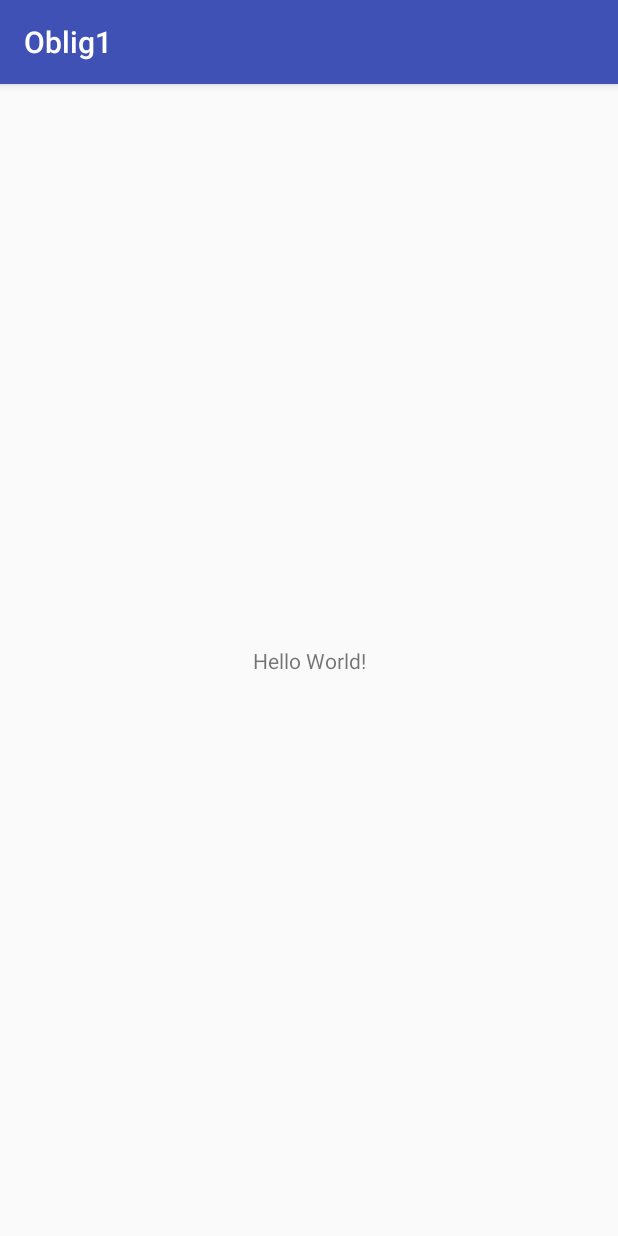
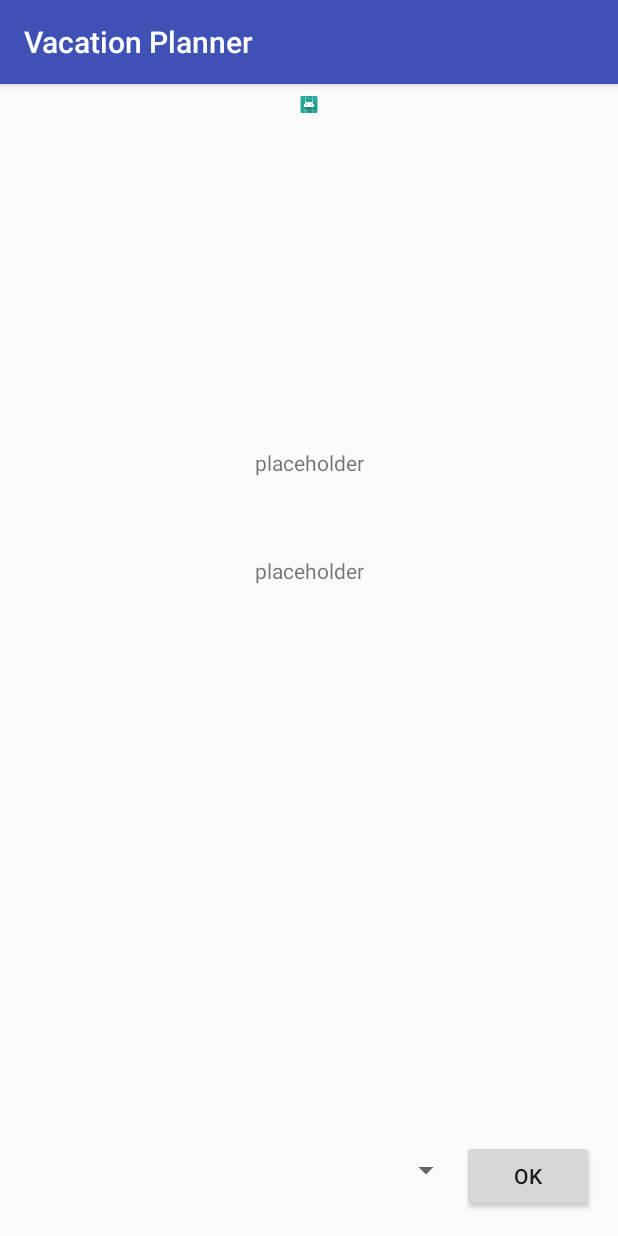
Before and after one commit to JesusFrelseren/Android-Oblig1, an Android app: the screen it shows after launch (MainActivity), on a phone screen of 412 x 824 dp. Run offline under Robolectric (Android 15) with nearby library versions, the phone set to English and light mode, and no system bars.

Commit message:
design 0.1

```diff
--- a/app/src/main/res/layout/activity_main.xml
+++ b/app/src/main/res/layout/activity_main.xml
@@ -4,15 +4,93 @@
     xmlns:tools="http://schemas.android.com/tools"
     android:layout_width="match_parent"
     android:layout_height="match_parent"
-    tools:context="no.erlendhall.oblig1.MainActivity">
+    tools:context="no.erlendhall.oblig1.MainActivity"
+    tools:layout_editor_absoluteY="81dp">
 
-    <TextView
-        android:layout_width="wrap_content"
+    <!-- Flagg -->
+    <ImageView
+        android:layout_width="match_parent"
+        android:layout_height="11dp"
+        android:layout_marginTop="8dp"
+        android:contentDescription="@string/app_name"
+        app:layout_constraintTop_toTopOf="parent"
+        android:src="@mipmap/ic_launcher"/>
+
+    <LinearLayout
+        android:layout_width="match_parent"
         android:layout_height="wrap_content"
-        android:text="Hello World!"
+        android:layout_marginBottom="8dp"
+        android:layout_marginEnd="8dp"
+        android:layout_marginStart="8dp"
+        android:orientation="horizontal"
         app:layout_constraintBottom_toBottomOf="parent"
-        app:layout_constraintLeft_toLeftOf="parent"
-        app:layout_constraintRight_toRightOf="parent"
-        app:layout_constraintTop_toTopOf="parent" />
+        app:layout_constraintEnd_toEndOf="parent"
+        app:layout_constraintStart_toStartOf="parent">
+
+        <Spinner
+            android:layout_width="0dp"
+            android:layout_height="wrap_content"
+            android:layout_marginBottom="8dp"
+            android:layout_marginStart="8dp"
+            android:layout_gravity="center_vertical"
+            android:layout_weight="1"
+            app:layout_constraintBottom_toBottomOf="parent"
+            app:layout_constraintStart_toStartOf="parent">
+
+        </Spinner>
+
+        <Button
+            android:layout_width="wrap_content"
+            android:layout_height="wrap_content"
+            android:layout_marginBottom="8dp"
+            android:layout_marginEnd="8dp"
+            android:text="@string/btn_label"
+            android:layout_gravity="top"
+            app:layout_constraintBottom_toBottomOf="parent"
+            app:layout_constraintEnd_toEndOf="parent" />
+
+    </LinearLayout>
+
+
+
+    <RelativeLayout
+        android:layout_width="match_parent"
+        android:layout_height="wrap_content"
+        android:layout_marginBottom="200dp"
+        android:layout_marginEnd="8dp"
+        android:layout_marginStart="8dp"
+        android:layout_marginTop="8dp"
+        app:layout_constraintBottom_toBottomOf="parent"
+        app:layout_constraintEnd_toEndOf="parent"
+        app:layout_constraintStart_toStartOf="parent"
+        app:layout_constraintTop_toTopOf="parent">
+
+
+        <!-- Hotellnavn -->
+        <TextView
+            android:layout_width="match_parent"
+            android:layout_height="wrap_content"
+            android:layout_marginTop="72dp"
+            android:text="@string/txt_hotellnavn"
+            android:textAlignment="center"
+            app:layout_constraintLeft_toLeftOf="parent"
+            app:layout_constraintRight_toRightOf="parent"/>
+
+        <!--Bynavn -->
+        <TextView
+            android:layout_width="match_parent"
+            android:layout_height="wrap_content"
+            android:text="@string/txt_bynavn"
+            android:textAlignment="center"
+
+            />
+
+
+
+
+
+
+    </RelativeLayout>
+
 
 </android.support.constraint.ConstraintLayout>
--- a/app/src/main/res/values/strings.xml
+++ b/app/src/main/res/values/strings.xml
@@ -1,3 +1,8 @@
 <resources>
-    <string name="app_name">Oblig1</string>
+    <string name="app_name">Vacation Planner</string>
+    <string name="inp_antall_dager">Antall dager</string>
+    <string name="txt_hotellnavn">placeholder</string>
+    <string name="txt_bynavn">placeholder</string>
+    <string name="txt_valuta">placeholder</string>
+    <string name="btn_label">OK</string>
 </resources>
```
Also changed, not shown: app/src/main/res/layout/activity_calc.xml (added, +72 -0 lines).
